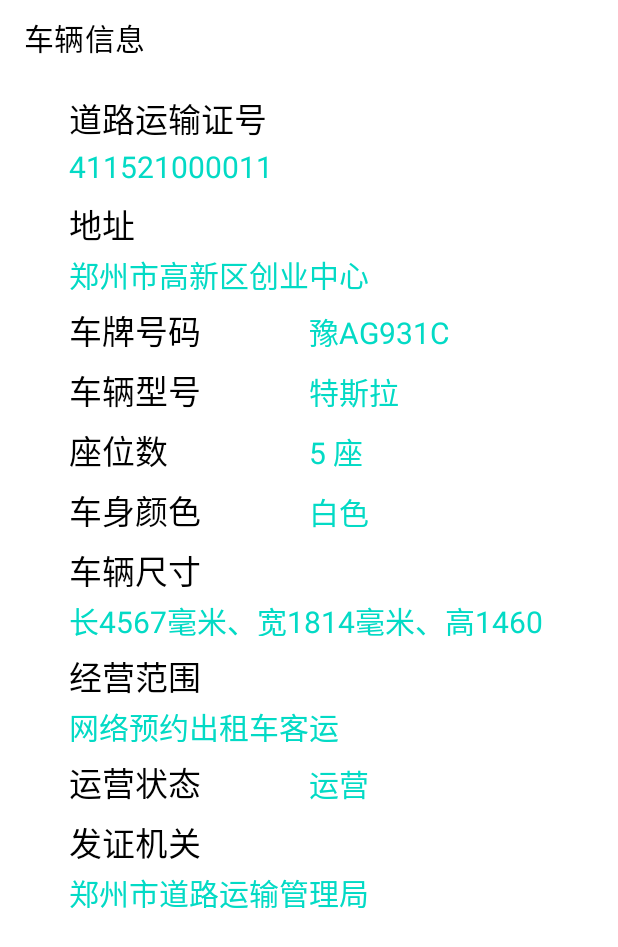
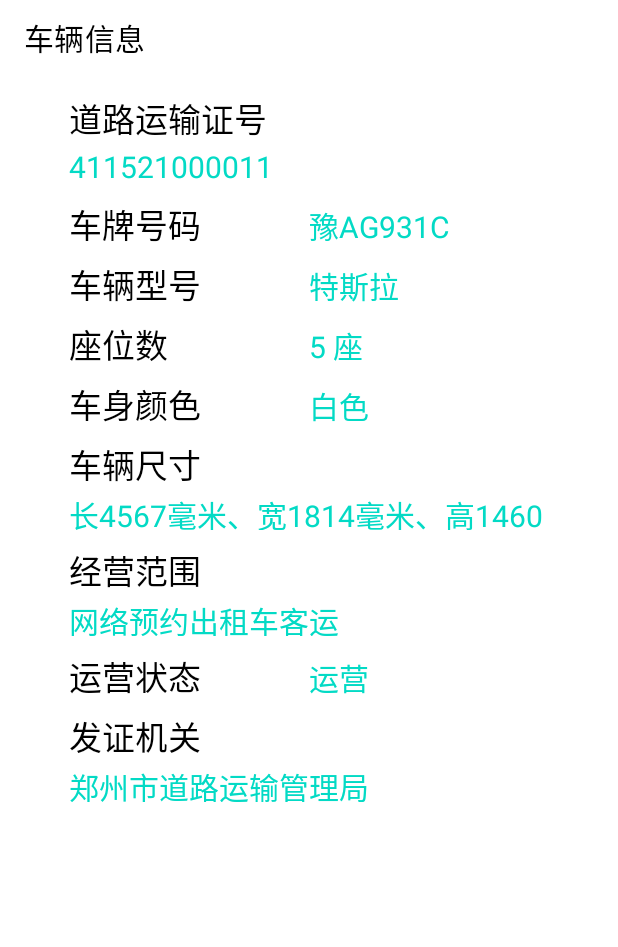
Before and after one commit to cui7dr/RideHailing, an Android app: the layout activity_car_info.xml on its own in the app's theme, with its tools: preview values and no code run, on a phone screen of 412 x 824 dp. Shown: the top 947 px of the screen. Run offline under Robolectric (Android 15) with nearby library versions, the phone set to English and light mode, and no system bars.

Commit message:
车辆详细信息界面

```diff
--- a/RideHailing/app/src/main/res/layout/activity_car_info.xml
+++ b/RideHailing/app/src/main/res/layout/activity_car_info.xml
@@ -39,37 +39,6 @@
             android:layout_width="wrap_content"
             android:layout_height="wrap_content"
             android:text="411521000011"
-            android:textColor="@color/teal_200"
-            android:textSize="20dp" />
-
-    </LinearLayout>
-
-    <LinearLayout
-        android:layout_width="320dp"
-        android:layout_height="30dp"
-        android:layout_gravity="center"
-        android:layout_marginTop="10dp">
-
-        <TextView
-            android:layout_width="wrap_content"
-            android:layout_height="wrap_content"
-            android:text="@string/carInfo_address"
-            android:textColor="@color/black"
-            android:textSize="22dp" />
-
-    </LinearLayout>
-
-    <LinearLayout
-        android:layout_width="320dp"
-        android:layout_height="25dp"
-        android:layout_gravity="center"
-        android:layout_marginTop="5dp">
-
-        <TextView
-            android:id="@+id/tv_carInfo_address"
-            android:layout_width="wrap_content"
-            android:layout_height="wrap_content"
-            android:text="郑州市高新区创业中心"
             android:textColor="@color/teal_200"
             android:textSize="20dp" />
 
@@ -195,7 +164,7 @@
         android:layout_marginTop="5dp">
 
         <TextView
-            android:id="@+id/tv_carInfo_Size"
+            android:id="@+id/tv_carInfo_size"
             android:layout_width="wrap_content"
             android:layout_height="wrap_content"
             android:text="长4567毫米、宽1814毫米、高1460毫米"
```
